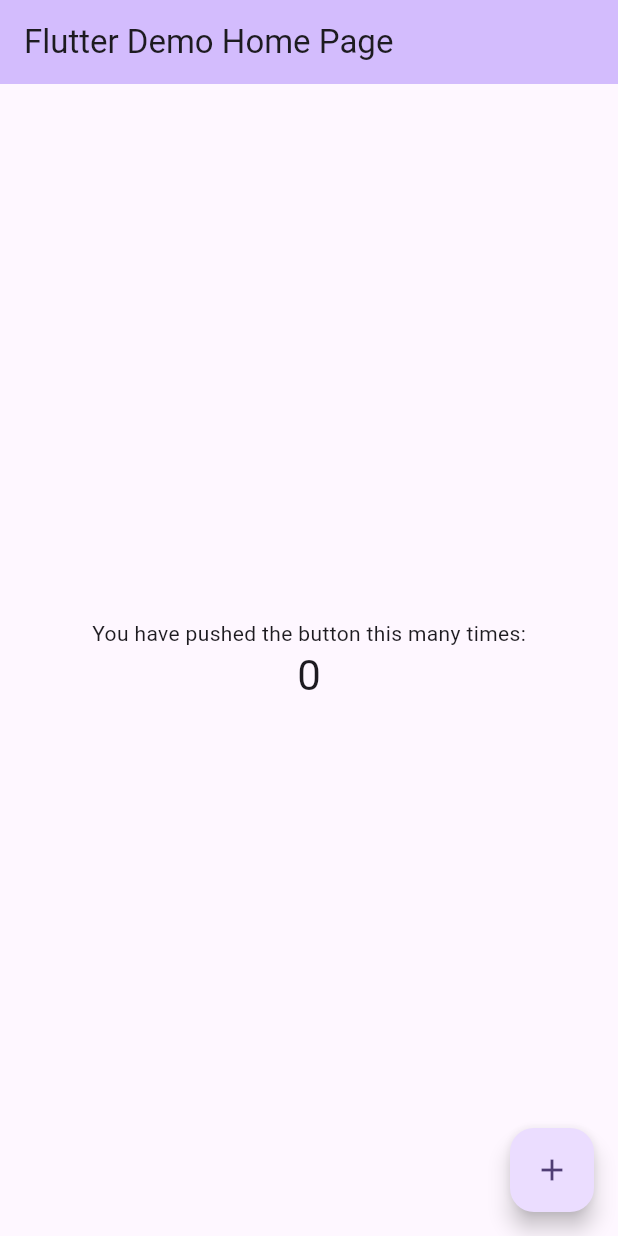
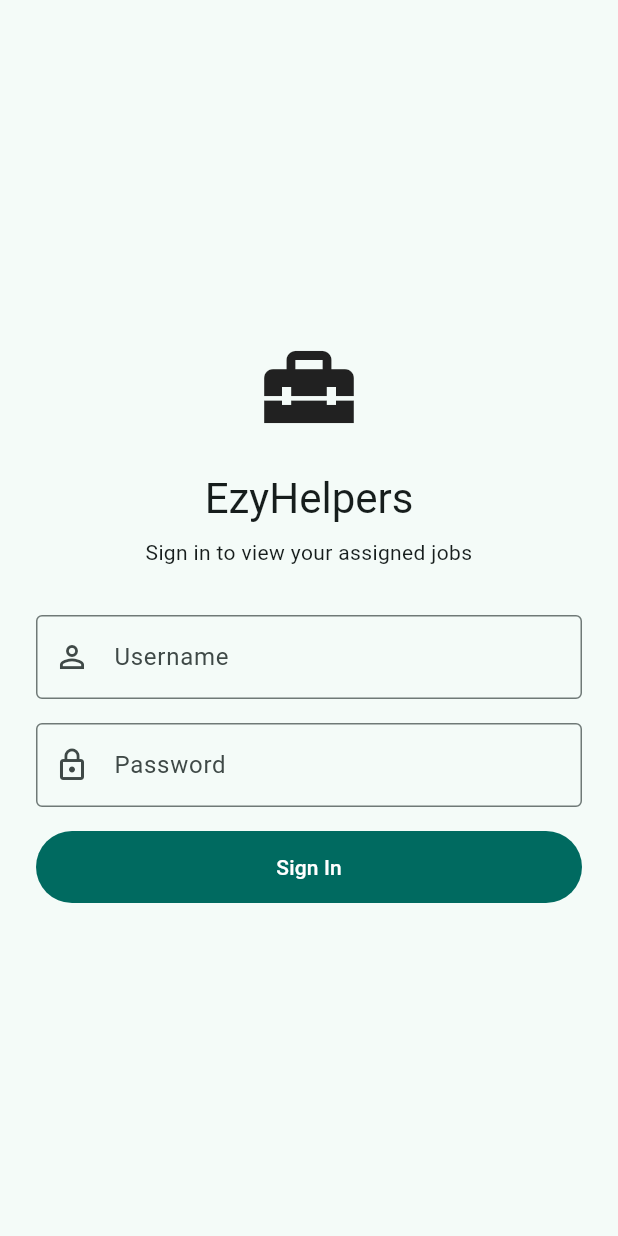
Before and after one commit to ParvVijay01/ezyhelpers-assignment, a Flutter app: the screen it shows after launch, on a phone screen of 412 x 824 dp. Run offline on Flutter 3.47's test engine with Material 3 defaults, Android fonts, the phone set to English and light mode, and no system bars; our stand-ins replace flutter_dotenv.

Commit message:
feat: integrate Flutter login and assigned jobs API

```diff
--- a/mobile/lib/main.dart
+++ b/mobile/lib/main.dart
@@ -1,122 +1,29 @@
 import 'package:flutter/material.dart';
+import 'package:flutter_dotenv/flutter_dotenv.dart';
 
-void main() {
-  runApp(const MyApp());
+import 'screens/login_screen.dart';
+
+Future<void> main() async {
+  WidgetsFlutterBinding.ensureInitialized();
+
+  await dotenv.load(fileName: '.env');
+
+  runApp(const EzyHelpersApp());
 }
 
-class MyApp extends StatelessWidget {
-  const MyApp({super.key});
+class EzyHelpersApp extends StatelessWidget {
+  const EzyHelpersApp({super.key});
 
-  // This widget is the root of your application.
   @override
   Widget build(BuildContext context) {
     return MaterialApp(
-      title: 'Flutter Demo',
+      title: 'EzyHelpers',
+      debugShowCheckedModeBanner: false,
       theme: ThemeData(
-        // This is the theme of your application.
-        //
-        // TRY THIS: Try running your application with "flutter run". You'll see
-        // the application has a purple toolbar. Then, without quitting the app,
-        // try changing the seedColor in the colorScheme below to Colors.green
-        // and then invoke "hot reload" (save your changes or press the "hot
-        // reload" button in a Flutter-supported IDE, or press "r" if you used
-        // the command line to start the app).
-        //
-        // Notice that the counter didn't reset back to zero; the application
-        // state is not lost during the reload. To reset the state, use hot
-        // restart instead.
-        //
-        // This works for code too, not just values: Most code changes can be
-        // tested with just a hot reload.
-        colorScheme: .fromSeed(seedColor: Colors.deepPurple),
+        colorScheme: ColorScheme.fromSeed(seedColor: Colors.teal),
+        useMaterial3: true,
       ),
-      home: const MyHomePage(title: 'Flutter Demo Home Page'),
+      home: const LoginScreen(),
     );
   }
 }
-
-class MyHomePage extends StatefulWidget {
-  const MyHomePage({super.key, required this.title});
-
-  // This widget is the home page of your application. It is stateful, meaning
-  // that it has a State object (defined below) that contains fields that affect
-  // how it looks.
-
-  // This class is the configuration for the state. It holds the values (in this
-  // case the title) provided by the parent (in this case the App widget) and
-  // used by the build method of the State. Fields in a Widget subclass are
-  // always marked "final".
-
-  final String title;
-
-  @override
-  State<MyHomePage> createState() => _MyHomePageState();
-}
-
-class _MyHomePageState extends State<MyHomePage> {
-  int _counter = 0;
-
-  void _incrementCounter() {
-    setState(() {
-      // This call to setState tells the Flutter framework that something has
-      // changed in this State, which causes it to rerun the build method below
-      // so that the display can reflect the updated values. If we changed
-      // _counter without calling setState(), then the build method would not be
-      // called again, and so nothing would appear to happen.
-      _counter++;
-    });
-  }
-
-  @override
-  Widget build(BuildContext context) {
-    // This method is rerun every time setState is called, for instance as done
-    // by the _incrementCounter method above.
-    //
-    // The Flutter framework has been optimized to make rerunning build methods
-    // fast, so that you can just rebuild anything that needs updating rather
-    // than having to individually change instances of widgets.
-    return Scaffold(
-      appBar: AppBar(
-        // TRY THIS: Try changing the color here to a specific color (to
-        // Colors.amber, perhaps?) and trigger a hot reload to see the AppBar
-        // change color while the other colors stay the same.
-        backgroundColor: Theme.of(context).colorScheme.inversePrimary,
-        // Here we take the value from the MyHomePage object that was created by
-        // the App.build method, and use it to set our appbar title.
-        title: Text(widget.title),
-      ),
-      body: Center(
-        // Center is a layout widget. It takes a single child and positions it
-        // in the middle of the parent.
-        child: Column(
-          // Column is also a layout widget. It takes a list of children and
-          // arranges them vertically. By default, it sizes itself to fit its
-          // children horizontally, and tries to be as tall as its parent.
-          //
-          // Column has various properties to control how it sizes itself and
-          // how it positions its children. Here we use mainAxisAlignment to
-          // center the children vertically; the main axis here is the vertical
-          // axis because Columns are vertical (the cross axis would be
-          // horizontal).
-          //
-          // TRY THIS: Invoke "debug painting" (choose the "Toggle Debug Paint"
-          // action in the IDE, or press "p" in the console), to see the
-          // wireframe for each widget.
-          mainAxisAlignment: .center,
-          children: [
-            const Text('You have pushed the button this many times:'),
-            Text(
-              '$_counter',
-              style: Theme.of(context).textTheme.headlineMedium,
-            ),
-          ],
-        ),
-      ),
-      floatingActionButton: FloatingActionButton(
-        onPressed: _incrementCounter,
-        tooltip: 'Increment',
-        child: const Icon(Icons.add),
-      ),
-    );
-  }
-}
--- /dev/null
+++ b/mobile/lib/model/job.dart
@@ -0,0 +1,28 @@
+class Job {
+  final int id;
+  final String title;
+  final String description;
+  final String location;
+  final String status;
+  final String? scheduledAt;
+
+  const Job({
+    required this.id,
+    required this.title,
+    required this.description,
+    required this.location,
+    required this.status,
+    this.scheduledAt,
+  });
+
+  factory Job.fromJson(Map<String, dynamic> json) {
+    return Job(
+      id: json['id'] as int,
+      title: json['title'] as String,
+      description: json['description'] as String? ?? '',
+      location: json['location'] as String? ?? '',
+      status: json['status'] as String,
+      scheduledAt: json['scheduled_at'] as String?,
+    );
+  }
+}
--- /dev/null
+++ b/mobile/lib/screens/login_screen.dart
@@ -0,0 +1,144 @@
+import 'package:flutter/material.dart';
+import 'package:mobile/screens/job_screen.dart';
+
+import '../services/api_service.dart';
+
+class LoginScreen extends StatefulWidget {
+  const LoginScreen({super.key});
+
+  @override
+  State<LoginScreen> createState() => _LoginScreenState();
+}
+
+class _LoginScreenState extends State<LoginScreen> {
+  final _formKey = GlobalKey<FormState>();
+  final _usernameController = TextEditingController();
+  final _passwordController = TextEditingController();
+
+  final ApiService _apiService = ApiService();
+
+  bool _isLoading = false;
+  String? _errorMessage;
+
+  Future<void> _login() async {
+    if (!_formKey.currentState!.validate()) return;
+
+    setState(() {
+      _isLoading = true;
+      _errorMessage = null;
+    });
+
+    try {
+      await _apiService.login(
+        _usernameController.text.trim(),
+        _passwordController.text,
+      );
+
+      if (!mounted) return;
+
+      Navigator.of(context).pushReplacement(
+        MaterialPageRoute(builder: (_) => JobsScreen(apiService: _apiService)),
+      );
+    } catch (error) {
+      if (!mounted) return;
+
+      setState(() {
+        _errorMessage = error.toString().replaceFirst('Exception: ', '');
+      });
+    } finally {
+      if (mounted) {
+        setState(() => _isLoading = false);
+      }
+    }
+  }
+
+  @override
+  void dispose() {
+    _usernameController.dispose();
+    _passwordController.dispose();
+    super.dispose();
+  }
+
+  @override
+  Widget build(BuildContext context) {
+    return Scaffold(
+      body: SafeArea(
+        child: Center(
+          child: SingleChildScrollView(
+            padding: const EdgeInsets.all(24),
+            child: Form(
+              key: _formKey,
+              child: Column(
+                crossAxisAlignment: CrossAxisAlignment.stretch,
+                children: [
+                  const Icon(Icons.home_repair_service, size: 72),
+                  const SizedBox(height: 20),
+                  Text(
+                    'EzyHelpers',
+                    textAlign: TextAlign.center,
+                    style: Theme.of(context).textTheme.headlineMedium,
+                  ),
+                  const SizedBox(height: 8),
+                  const Text(
+                    'Sign in to view your assigned jobs',
+                    textAlign: TextAlign.center,
+                  ),
+                  const SizedBox(height: 32),
+
+                  TextFormField(
+                    controller: _usernameController,
+                    decoration: const InputDecoration(
+                      labelText: 'Username',
+                      border: OutlineInputBorder(),
+                      prefixIcon: Icon(Icons.person_outline),
+                    ),
+                    validator: (value) => value == null || value.trim().isEmpty
+                        ? 'Enter your username'
+                        : null,
+                  ),
+                  const SizedBox(height: 16),
+
+                  TextFormField(
+                    controller: _passwordController,
+                    obscureText: true,
+                    decoration: const InputDecoration(
+                      labelText: 'Password',
+                      border: OutlineInputBorder(),
+                      prefixIcon: Icon(Icons.lock_outline),
+                    ),
+                    validator: (value) => value == null || value.isEmpty
+                        ? 'Enter your password'
+                        : null,
+                  ),
+                  const SizedBox(height: 16),
+
+                  if (_errorMessage != null) ...[
+                    Text(
+                      _errorMessage!,
+                      style: const TextStyle(color: Colors.red),
+                    ),
+                    const SizedBox(height: 12),
+                  ],
+
+                  FilledButton(
+                    onPressed: _isLoading ? null : _login,
+                    child: Padding(
+                      padding: const EdgeInsets.all(14),
+                      child: _isLoading
+                          ? const SizedBox(
+                              height: 20,
+                              width: 20,
+                              child: CircularProgressIndicator(strokeWidth: 2),
+                            )
+                          : const Text('Sign In'),
+                    ),
+                  ),
+                ],
+              ),
+            ),
+          ),
+        ),
+      ),
+    );
+  }
+}
--- /dev/null
+++ b/mobile/lib/services/api_service.dart
@@ -0,0 +1,83 @@
+import 'dart:convert';
+
+import 'package:flutter_dotenv/flutter_dotenv.dart';
+import 'package:http/http.dart' as http;
+import 'package:mobile/model/job.dart';
+
+class ApiService {
+  static final String baseUrl = dotenv.env['BASE_URL'] ?? '';
+
+  String? _token;
+
+  void setToken(String token) {
+    _token = token;
+  }
+
+  Map<String, String> get _headers => {
+    'Content-Type': 'application/json',
+    if (_token != null) 'Authorization': 'Token $_token',
+  };
+
+  Future<Map<String, dynamic>> login(String username, String password) async {
+    final response = await http.post(
+      Uri.parse('$baseUrl/api/auth/login/'),
+      headers: _headers,
+      body: jsonEncode({'username': username, 'password': password}),
+    );
+
+    final data = jsonDecode(response.body);
+
+    if (response.statusCode != 200) {
+      throw Exception(data['error'] ?? 'Login failed');
+    }
+
+    setToken(data['token'] as String);
+
+    return Map<String, dynamic>.from(data);
+  }
+
+  Future<List<Job>> getJobs() async {
+    final response = await http
+        .get(Uri.parse('$baseUrl/api/jobs/'), headers: _headers)
+        .timeout(const Duration(seconds: 15));
+
+    if (response.statusCode != 200) {
+      throw Exception('Unable to load jobs');
+    }
+
+    final List<dynamic> data = jsonDecode(response.body);
+
+    return data
+        .map((item) => Job.fromJson(Map<String, dynamic>.from(item)))
+        .toList();
+  }
+
+  Future<Map<String, dynamic>> getJobDetails(int id) async {
+    final response = await http.get(
+      Uri.parse('$baseUrl/api/jobs/$id/'),
+      headers: _headers,
+    );
+
+    if (response.statusCode != 200) {
+      throw Exception('Unable to load job details');
+    }
+
+    return Map<String, dynamic>.from(jsonDecode(response.body));
+  }
+
+  Future<Map<String, dynamic>> updateJobStatus(int id, String newStatus) async {
+    final response = await http.patch(
+      Uri.parse('$baseUrl/api/jobs/$id/status/'),
+      headers: _headers,
+      body: jsonEncode({'status': newStatus}),
+    );
+
+    final data = jsonDecode(response.body);
+
+    if (response.statusCode != 200) {
+      throw Exception(data['error'] ?? 'Unable to update job status');
+    }
+
+    return Map<String, dynamic>.from(data);
+  }
+}
--- a/mobile/pubspec.yaml
+++ b/mobile/pubspec.yaml
@@ -34,6 +34,9 @@
   # The following adds the Cupertino Icons font to your application.
   # Use with the CupertinoIcons class for iOS style icons.
   cupertino_icons: ^1.0.8
+  http: ^1.6.0
+  provider: ^6.1.5+1
+  flutter_dotenv: ^6.0.1
 
 dev_dependencies:
   flutter_test:
@@ -58,7 +61,8 @@
   uses-material-design: true
 
   # To add assets to your application, add an assets section, like this:
-  # assets:
+  assets:
+    - .env
   #   - images/a_dot_burr.jpeg
   #   - images/a_dot_ham.jpeg
 
```
Also changed, not shown: mobile/lib/config/my_app.dart (added, +33 -0 lines), mobile/lib/screens/home.dart (added, +87 -0 lines), mobile/lib/screens/job_detail_screen.dart (added, +15 -0 lines), mobile/lib/screens/job_screen.dart (added, +153 -0 lines), mobile/lib/provider/auth_provider.dart (added), mobile/pubspec.lock, 2 other files.
